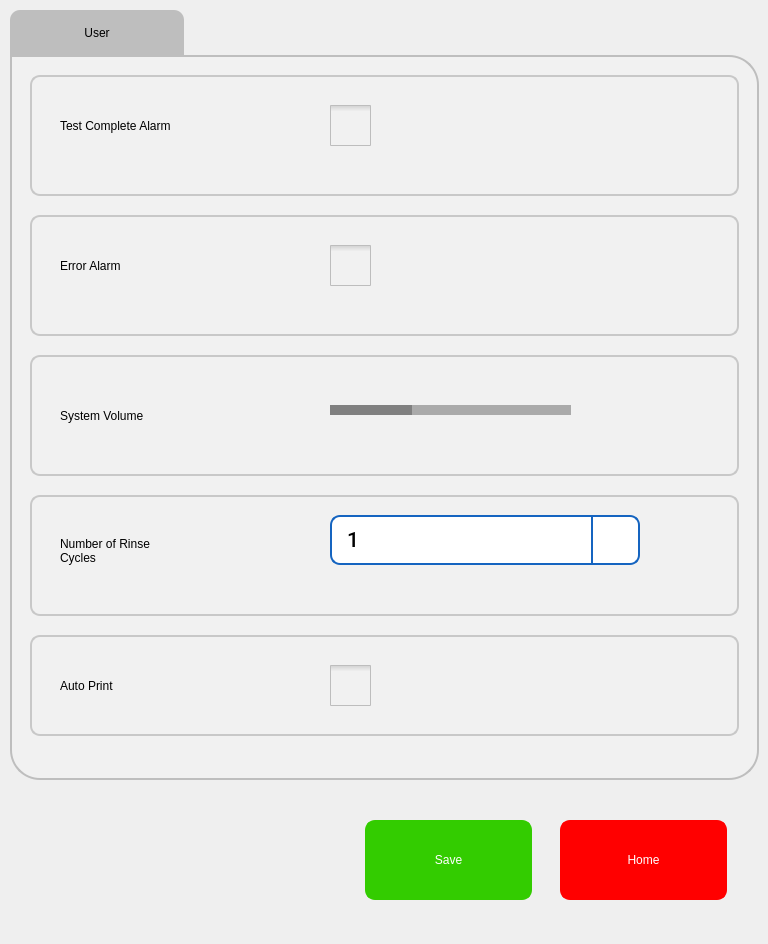
This is pApp-22-June-2021/susersetup.ui in ChandraMVE/PSSC_QT_Development as Qt 5 draws it before an edit. The edited form follows.
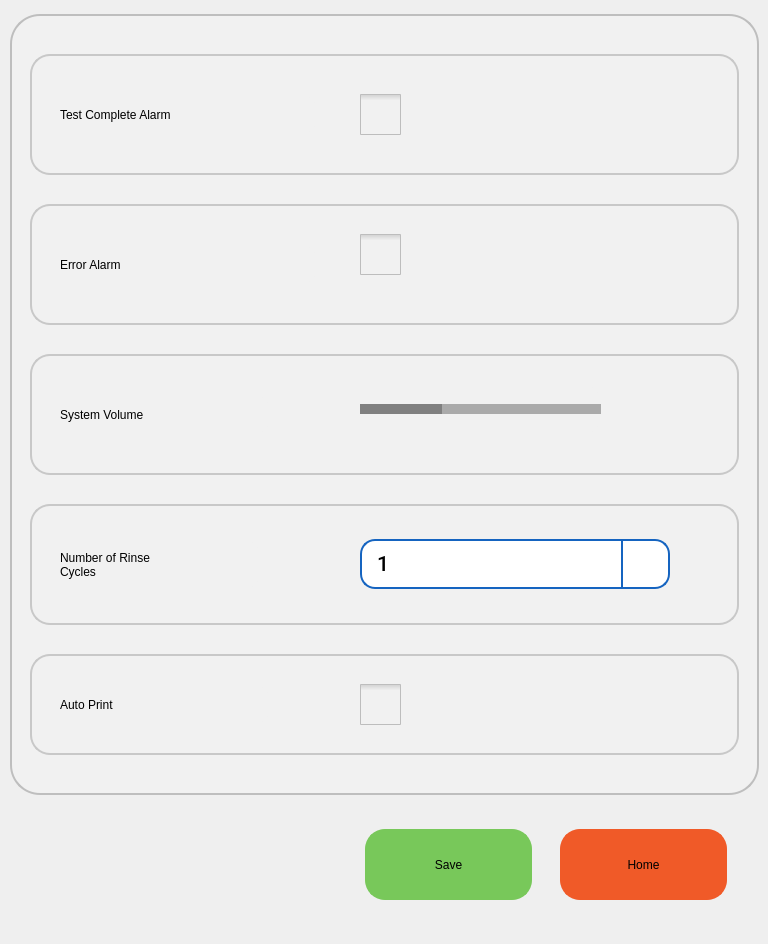
This is the edited form. Icons and pictures are not drawn.

Commit message: QT Version 1.05.130 has below changes 1. UI color is changed

What changed in the file:
```diff
--- a/pApp-22-June-2021/susersetup.ui
+++ b/pApp-22-June-2021/susersetup.ui
@@ -17,9 +17,9 @@
    <property name="geometry">
     <rect>
      <x>365</x>
-     <y>820</y>
+     <y>829</y>
      <width>167</width>
-     <height>80</height>
+     <height>71</height>
     </rect>
    </property>
    <property name="focusPolicy">
@@ -27,49 +27,49 @@
    </property>
    <property name="styleSheet">
     <string notr="true">QPushButton{
-background-color: rgb(51, 204, 0);
+background-color: rgb(120, 200, 90);
 border-width: 2px;
-border-color: rgb(51, 204, 0);
+border-color: rgb(120, 200, 90);
 border-style: solid;
-border-radius: 10;
-color: rgb(255, 255, 255);
-font: 75 16pt &quot;Roboto Medium&quot;;
+border-radius: 20;
+color: rgb(0, 0, 0);
+font: 75 18pt &quot;Roboto Medium&quot;;
 }
 QPushButton:disabled { 
-background-color: rgb(204, 244, 198);
+background-color: rgb(190, 190, 190);
 border-width: 2px;
-border-color: rgb(127, 143, 127);
+border-color: rgb(190, 190, 190);
 border-style: solid;
-border-radius: 10;
+border-radius: 20;
 color: rgb(0, 0, 0);
-font: 75 16pt &quot;Roboto Medium&quot;;
+font: 75 18pt &quot;Roboto Medium&quot;;
 }
 QPushButton:pressed {
 background-color: rgb(24, 163, 3);
 border-width: 2px;
 border-color: rgb(24, 163, 3);
 border-style: solid;
-border-radius: 10;
+border-radius: 20;
 color: rgb(255, 255, 255);
-font: 75 16pt &quot;Roboto Medium&quot;;
+font: 75 18pt &quot;Roboto Medium&quot;;
 }
 QPushButton:down {
 background-color: rgb(24, 163, 3);
 border-width: 2px;
 border-color: rgb(24, 163, 3);
 border-style: solid;
-border-radius: 10;
+border-radius: 20;
 color: rgb(0, 0, 0);
-font: 75 16pt &quot;Roboto Medium&quot;;
+font: 75 18pt &quot;Roboto Medium&quot;;
 }
 QPushButton:default {
 background-color: rgb(241, 241, 241);
 border-width: 2px;
-border-color: rgb(21, 100, 192);
+border-color: rgb(241, 241, 241);
 border-style: solid;
-border-radius: 10;
+border-radius: 20;
 color: rgb(0, 0, 0);
-font: 75 16pt &quot;Roboto Medium&quot;;
+font: 75 18pt &quot;Roboto Medium&quot;;
 }
 </string>
    </property>
@@ -81,9 +81,9 @@
    <property name="geometry">
     <rect>
      <x>560</x>
-     <y>820</y>
+     <y>829</y>
      <width>167</width>
-     <height>80</height>
+     <height>71</height>
     </rect>
    </property>
    <property name="focusPolicy">
@@ -91,134 +91,86 @@
    </property>
    <property name="styleSheet">
     <string notr="true">QPushButton{
-background-color: red;
+background-color: rgb(240,90,40);
 border-width: 2px;
-border-color: red;
+border-color: rgb(240,90,40);
 border-style: solid;
-border-radius: 10;
-color: rgb(255, 255, 255);
-font: 75 16pt &quot;Roboto Medium&quot;;
+border-radius: 20;
+color: rgb(0, 0, 0);
+font: 75 18pt &quot;Roboto Medium&quot;;
 }
 QPushButton:disabled { 
-background-color: rgb(255, 174, 171);
+background-color: rgb(190, 190, 190);
 border-width: 2px;
-border-color: rgb(127, 143, 127);
+border-color: rgb(190, 190, 190);
 border-style: solid;
-border-radius: 10;
+border-radius: 20;
 color: rgb(0, 0, 0);
-font: 75 16pt &quot;Roboto Medium&quot;;
+font: 75 18pt &quot;Roboto Medium&quot;;
 }
 QPushButton:pressed {
 background-color: rgb(194, 54, 11);
 border-width: 2px;
 border-color: rgb(194, 54, 11);
 border-style: solid;
-border-radius: 10;
+border-radius: 20;
 color: rgb(255, 255, 255);
-font: 75 16pt &quot;Roboto Medium&quot;;
+font: 75 18pt &quot;Roboto Medium&quot;;
 }
 QPushButton:down {
 background-color: rgb(24, 163, 3);
 border-width: 2px;
 border-color: rgb(24, 163, 3);
 border-style: solid;
-border-radius: 10;
+border-radius: 20;
 color: rgb(0, 0, 0);
-font: 75 16pt &quot;Roboto Medium&quot;;
+font: 75 18pt &quot;Roboto Medium&quot;;
 }
 QPushButton:default {
 background-color: rgb(241, 241, 241);
 border-width: 2px;
-border-color: rgb(21, 100, 192);
+border-color: rgb(241, 241, 241);
 border-style: solid;
-border-radius: 10;
+border-radius: 20;
 color: rgb(0, 0, 0);
-font: 75 16pt &quot;Roboto Medium&quot;;
+font: 75 18pt &quot;Roboto Medium&quot;;
 }</string>
    </property>
    <property name="text">
     <string>Home</string>
    </property>
   </widget>
-  <widget class="QTabWidget" name="GeneralSetupTab">
+  <widget class="QPushButton" name="imageCapture">
    <property name="geometry">
     <rect>
-     <x>10</x>
-     <y>10</y>
-     <width>749</width>
-     <height>770</height>
+     <x>20</x>
+     <y>820</y>
+     <width>167</width>
+     <height>80</height>
     </rect>
    </property>
    <property name="styleSheet">
-    <string notr="true">QTabWidget::pane { /* The tab widget frame */
-    position: absolute;
-
-	color: rgb(0, 0, 0);
-	font: 75 20pt &quot;Roboto Medium&quot;;
-
-	 border: 0px solid #C4C4C3;
-    border-bottom-color: #C2C7CB; /* same as the pane color */
-    border-bottom-left-radius: 30px;
-   border-bottom-right-radius: 30px;
-    border-top-right-radius: 30px;
-
-
-
+    <string notr="true">QPushButton {
+    border: none;
+    outline: none; /* Ensures no outline is displayed */
 }
-
-QTabWidget::tab-bar {
-    alignment: left;
-
-}
-
-/* Style the tab using the tab sub-control. Note that
-    it reads QTabBar _not_ QTabWidget */
-QTabBar::tab {
-
-    border: 1px solid #C4C4C3;
-    border-bottom-color: #C2C7CB; /* same as the pane color */
-    border-top-left-radius: 10px;
-    border-top-right-radius: 10px;
-
-    padding: 2px;
-    height:41px;
-   width: 170px;
-
-border-width: 1px;
-border-color: rgb(21, 100, 192);
-border-style: solid;
-
-font: 75 16pt &quot;Roboto Medium&quot;;
-	color: rgb(0, 0, 0);
-	
-
-}
-
-QTabBar::tab:selected, QTabBar::tab:hover {
-	background-color: rgb(190, 190, 190);
-}
-
-QTabBar::tab:selected {
-    border-color: #9B9B9B;
-    border-bottom-color: #C2C7CB; /* same as pane color */
- border: 0px
+QPushButton:pressed {
+    border: none;
+    outline: none; /* Ensures no outline is displayed */
 }
 </string>
    </property>
-   <property name="currentIndex">
-    <number>0</number>
+   <property name="text">
+    <string/>
    </property>
-   <widget class="QWidget" name="tab_4">
-    <attribute name="title">
-     <string>User</string>
-    </attribute>
+  </widget>
     <widget class="QFrame" name="frame_7">
      <property name="geometry">
       <rect>
-       <x>0</x>
-       <y>0</y>
+     <x>10</x>
+     <y>14</y>
        <width>749</width>
-       <height>725</height>
+     <height>781</height>
       </rect>
      </property>
      <property name="styleSheet">
@@ -228,6 +180,7 @@
     border-bottom-left-radius: 30px;
 border-bottom-right-radius: 30px;
     border-top-right-radius: 30px;
+	border-top-left-radius: 30px;
 color: rgb(0, 0, 0);
 font: 75 16pt &quot;Roboto Medium&quot;;
 border-color:  rgb(190, 190, 190);
@@ -246,7 +199,7 @@
       <property name="geometry">
        <rect>
         <x>20</x>
-        <y>300</y>
+      <y>340</y>
         <width>709</width>
         <height>121</height>
        </rect>
@@ -254,7 +207,7 @@
       <property name="styleSheet">
        <string notr="true">border-width: 2px;
 border-style: solid;
-border-radius: 10px;
+border-radius: 20px;
 color: rgb(0, 0, 0);
 font: 75 16pt &quot;Roboto&quot;;
 border-color:  rgb(200, 200, 200);
@@ -287,7 +240,7 @@
       <widget class="QSlider" name="hsAlarmVolme">
        <property name="geometry">
         <rect>
-         <x>300</x>
+       <x>330</x>
          <y>30</y>
          <width>241</width>
          <height>51</height>
@@ -349,7 +302,7 @@
       <property name="geometry">
        <rect>
         <x>20</x>
-        <y>160</y>
+      <y>190</y>
         <width>709</width>
         <height>121</height>
        </rect>
@@ -357,7 +310,7 @@
       <property name="styleSheet">
        <string notr="true">border-width: 2px;
 border-style: solid;
-border-radius: 10px;
+border-radius: 20px;
 color: rgb(0, 0, 0);
 font: 75 16pt &quot;Roboto&quot;;
 border-color:  rgb(200, 200, 200);
@@ -373,7 +326,7 @@
       <widget class="QCheckBox" name="cbEBEnable">
        <property name="geometry">
         <rect>
-         <x>300</x>
+       <x>330</x>
          <y>30</y>
          <width>41</width>
          <height>41</height>
@@ -435,7 +388,7 @@
        <property name="geometry">
         <rect>
          <x>30</x>
-         <y>30</y>
+       <y>40</y>
          <width>258</width>
          <height>41</height>
         </rect>
@@ -453,7 +406,7 @@
       <property name="geometry">
        <rect>
         <x>20</x>
-        <y>440</y>
+      <y>490</y>
         <width>709</width>
         <height>121</height>
        </rect>
@@ -461,7 +414,7 @@
       <property name="styleSheet">
        <string notr="true">border-width: 2px;
 border-style: solid;
-border-radius: 10px;
+border-radius: 20px;
 color: rgb(0, 0, 0);
 font: 75 16pt &quot;Roboto&quot;;
 border-color:  rgb(200, 200, 200);
@@ -478,7 +431,7 @@
        <property name="geometry">
         <rect>
          <x>30</x>
-         <y>30</y>
+       <y>35</y>
          <width>201</width>
          <height>51</height>
         </rect>
@@ -495,8 +448,8 @@
       <widget class="QComboBox" name="cbRinseCycles">
        <property name="geometry">
         <rect>
-         <x>300</x>
-         <y>20</y>
+       <x>330</x>
+       <y>35</y>
          <width>310</width>
          <height>50</height>
         </rect>
@@ -516,7 +469,7 @@
        <property name="styleSheet">
         <string notr="true">QComboBox {
    border: 2px solid  rgb(21, 100, 192);
-   border-radius: 10px;
+   border-radius: 15px;
    padding: 1px 18px 1px 3px;
    background-color: rgb(255, 255, 255);
    color: rgb(0, 0, 0);
@@ -665,7 +618,7 @@
       <property name="geometry">
        <rect>
         <x>20</x>
-        <y>580</y>
+      <y>640</y>
         <width>709</width>
         <height>101</height>
        </rect>
@@ -673,7 +626,7 @@
       <property name="styleSheet">
        <string notr="true">border-width: 2px;
 border-style: solid;
-border-radius: 10px;
+border-radius: 20px;
 color: rgb(0, 0, 0);
 font: 75 16pt &quot;Roboto&quot;;
 border-color:  rgb(200, 200, 200);
@@ -689,7 +642,7 @@
       <widget class="QCheckBox" name="cbAutoPrintEnable">
        <property name="geometry">
         <rect>
-         <x>300</x>
+       <x>330</x>
          <y>30</y>
          <width>41</width>
          <height>41</height>
@@ -769,7 +722,7 @@
       <property name="geometry">
        <rect>
         <x>20</x>
-        <y>20</y>
+      <y>40</y>
         <width>709</width>
         <height>121</height>
        </rect>
@@ -777,7 +730,7 @@
       <property name="styleSheet">
        <string notr="true">border-width: 2px;
 border-style: solid;
-border-radius: 10px;
+border-radius: 20px;
 color: rgb(0, 0, 0);
 font: 75 16pt &quot;Roboto&quot;;
 border-color:  rgb(200, 200, 200);
@@ -793,8 +746,8 @@
       <widget class="QCheckBox" name="cbABEnable">
        <property name="geometry">
         <rect>
-         <x>300</x>
-         <y>30</y>
+       <x>330</x>
+       <y>40</y>
          <width>41</width>
          <height>41</height>
         </rect>
@@ -855,7 +808,7 @@
        <property name="geometry">
         <rect>
          <x>30</x>
-         <y>30</y>
+       <y>40</y>
          <width>258</width>
          <height>41</height>
         </rect>
@@ -869,32 +822,6 @@
        </property>
       </widget>
      </widget>
-    </widget>
-   </widget>
-  </widget>
-  <widget class="QPushButton" name="imageCapture">
-   <property name="geometry">
-    <rect>
-     <x>20</x>
-     <y>820</y>
-     <width>167</width>
-     <height>80</height>
-    </rect>
-   </property>
-   <property name="styleSheet">
-    <string notr="true">QPushButton {
-    border: none;
-    outline: none; /* Ensures no outline is displayed */
-}
-QPushButton:pressed {
-    border: none;
-    outline: none; /* Ensures no outline is displayed */
-}
-</string>
-   </property>
-   <property name="text">
-    <string/>
-   </property>
   </widget>
  </widget>
  <resources/>
```
Lines whose indentation alone changed are shown as unchanged. The commit also changes 19 other files.
